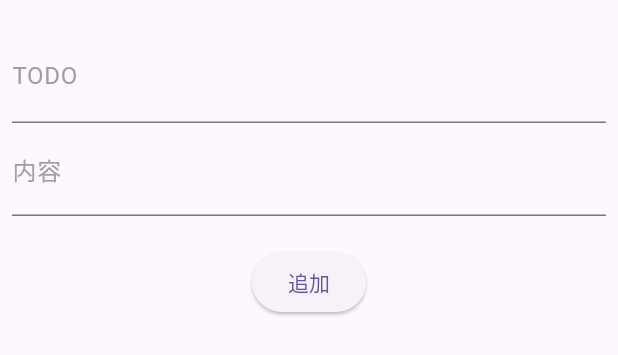
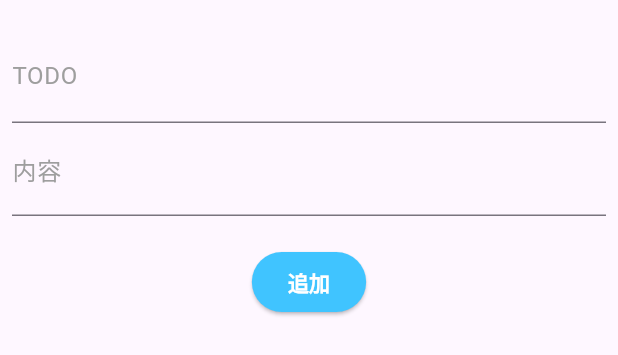
Before and after one commit to yukimiyake0607/todo_riverpod, a Flutter app: the AddTodo widget shown alone on an empty page, opened directly, on a phone screen of 412 x 824 dp. Shown: the top 355 px of the screen. Run offline on Flutter 3.47's test engine with Material 3 defaults, Android fonts, the phone set to English and light mode, and no system bars; our stand-ins replace flutter_riverpod, freezed_annotation, hive, hive_flutter, riverpod_annotation; accounts and stored records are empty; generated files the repository leaves out were written again.

Commit message:
style: TODO追加画面のスタイルを変更
refs テキストフィールドのフォーカス時の色、追加ボタンのスタイルを変更

```diff
--- a/lib/screens/home_screen.dart
+++ b/lib/screens/home_screen.dart
@@ -105,6 +105,12 @@ class AddTodo extends ConsumerWidget {
               decoration: const InputDecoration(
                 labelText: 'TODO',
                 labelStyle: TextStyle(color: Colors.grey, fontSize: 16.0),
+                focusedBorder: UnderlineInputBorder(
+                  borderSide: BorderSide(
+                    color: Colors.lightBlueAccent,
+                    width: 2,
+                  ),
+                ),
               ),
             ),
             TextField(
@@ -112,12 +118,21 @@ class AddTodo extends ConsumerWidget {
               decoration: const InputDecoration(
                 labelText: '内容',
                 labelStyle: TextStyle(color: Colors.grey, fontSize: 16.0),
+                focusedBorder: UnderlineInputBorder(
+                  borderSide: BorderSide(
+                    color: Colors.lightBlueAccent,
+                    width: 2,
+                  ),
+                ),
               ),
             ),
             const SizedBox(
               height: 20,
             ),
             ElevatedButton(
+              style: ElevatedButton.styleFrom(
+                backgroundColor: Colors.lightBlueAccent,
+              ),
               onPressed: () {
                 if (_titleController.text.isNotEmpty) {
                   ref.read(todoListProvider.notifier).addTodo(
@@ -125,7 +140,11 @@ class AddTodo extends ConsumerWidget {
                   Navigator.pop(context);
                 }
               },
-              child: const Text('追加'),
+              child: const Text(
+                '追加',
+                style:
+                    TextStyle(color: Colors.white, fontWeight: FontWeight.bold),
+              ),
             ),
           ],
         ),
```
